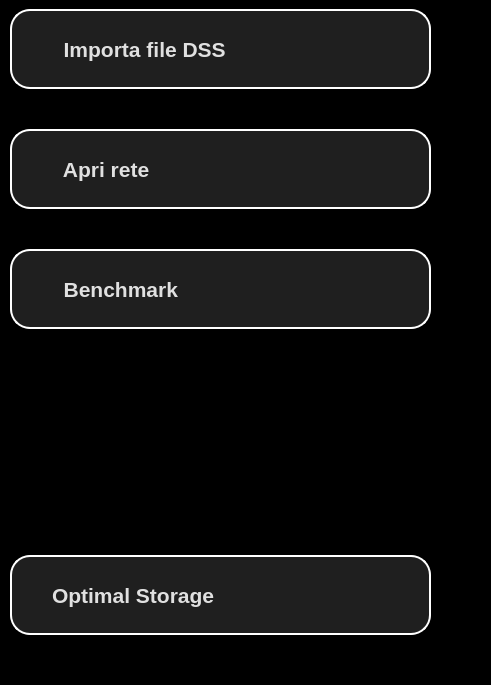
AntonioRIcca/ARStool, file UI/start_wgt.ui: the form before one commit.
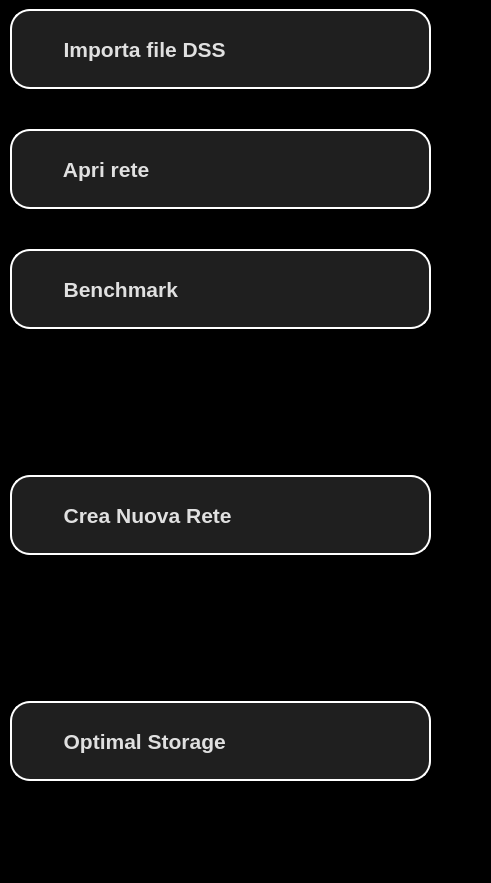
The form after the commit. Icons and pictures are not drawn.

Commit message: Completata la sezione Nuova rete (serve ampio debug)

Patch:
```diff
--- a/UI/start_wgt.ui
+++ b/UI/start_wgt.ui
@@ -7,7 +7,7 @@
     <x>0</x>
     <y>0</y>
     <width>491</width>
-    <height>685</height>
+    <height>883</height>
    </rect>
   </property>
   <property name="windowTitle">
@@ -40,7 +40,7 @@
      <x>10</x>
      <y>0</y>
      <width>421</width>
-     <height>635</height>
+     <height>781</height>
     </rect>
    </property>
    <layout class="QVBoxLayout" name="verticalLayout">
@@ -176,6 +176,61 @@
       </property>
      </widget>
     </item>
+    <item>
+     <spacer name="startSpacer_2">
+      <property name="orientation">
+       <enum>Qt::Vertical</enum>
+      </property>
+      <property name="sizeHint" stdset="0">
+       <size>
+        <width>20</width>
+        <height>146</height>
+       </size>
+      </property>
+     </spacer>
+    </item>
+    <item>
+     <widget class="QPushButton" name="newGridBtn">
+      <property name="minimumSize">
+       <size>
+        <width>0</width>
+        <height>80</height>
+       </size>
+      </property>
+      <property name="maximumSize">
+       <size>
+        <width>16777215</width>
+        <height>16777215</height>
+       </size>
+      </property>
+      <property name="font">
+       <font>
+        <pointsize>16</pointsize>
+        <weight>75</weight>
+        <bold>true</bold>
+       </font>
+      </property>
+      <property name="styleSheet">
+       <string notr="true">padding: (50, 50);</string>
+      </property>
+      <property name="text">
+       <string>  Crea Nuova Rete</string>
+      </property>
+      <property name="icon">
+       <iconset resource="_resources/resources.qrc">
+        <normaloff>:/icons/icons/newgrid.png</normaloff>:/icons/icons/newgrid.png</iconset>
+      </property>
+      <property name="iconSize">
+       <size>
+        <width>50</width>
+        <height>50</height>
+       </size>
+      </property>
+      <property name="flat">
+       <bool>false</bool>
+      </property>
+     </widget>
+    </item>
     <item>
      <spacer name="startSpacer">
       <property name="orientation">
@@ -214,7 +269,7 @@
        <string notr="true"/>
       </property>
       <property name="text">
-       <string>Optimal Storage</string>
+       <string>  Optimal Storage</string>
       </property>
       <property name="icon">
        <iconset resource="_resources/resources.qrc">
```
The commit also changes 38 other files.
